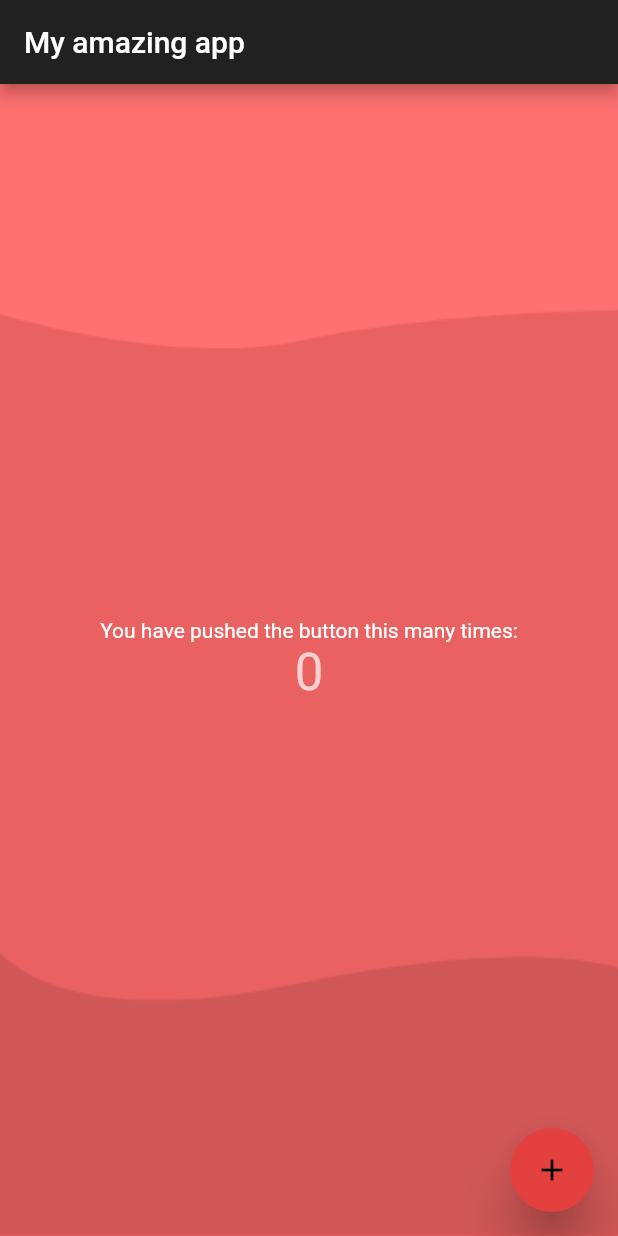
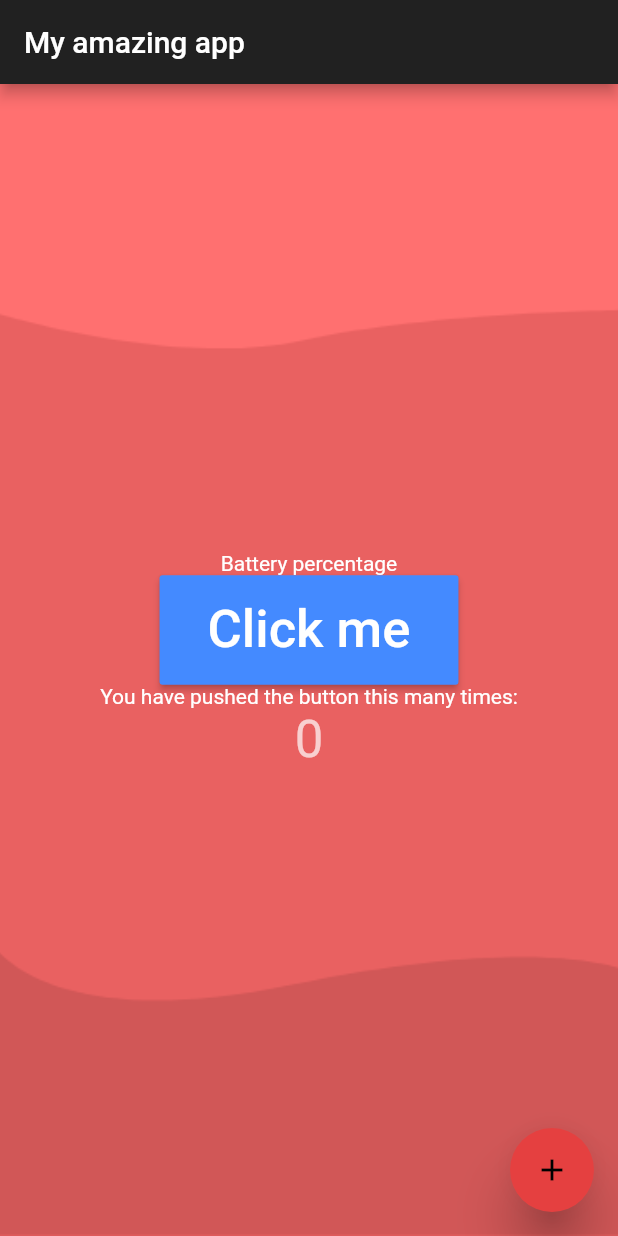
Before and after one commit to LukeyBeachBoy/Flutter-door-control, a Flutter app: the screen it shows after launch, on a phone screen of 412 x 824 dp. Run offline on Flutter 3.47's test engine with Material 2 defaults, Android fonts, the phone set to English and light mode, and no system bars.

Commit message:
Changed ios icon to be square, beginning to create a method channel to call swift code

```diff
--- a/lib/main.dart
+++ b/lib/main.dart
@@ -1,4 +1,6 @@
+import 'dart:async';
 import 'package:flutter/material.dart';
+import 'package:flutter/services.dart';
 
 void main() => runApp(MyApp());
 
@@ -47,7 +49,7 @@ class MyHomePage extends StatefulWidget {
 
 class _MyHomePageState extends State<MyHomePage> {
   int _counter = 0;
-
+  String _batteryPercentage = 'Battery percentage';
   void _incrementCounter() {
     setState(() {
       // This call to setState tells the Flutter framework that something has
@@ -87,6 +89,18 @@ class _MyHomePageState extends State<MyHomePage> {
             child: Column(
               mainAxisAlignment: MainAxisAlignment.center,
               children: <Widget>[
+                Text(_batteryPercentage),
+                MaterialButton(
+                  onPressed: _getBatteryInformation,
+                  color: Colors.blueAccent,
+                  child: Padding(
+                    padding: const EdgeInsets.all(16),
+                    child: Text(
+                      'Click me',
+                      style: TextStyle(color: Colors.white, fontSize: 35),
+                    ),
+                  ),
+                ),
                 Text(
                   'You have pushed the button this many times:',
                 ),
@@ -108,4 +122,19 @@ class _MyHomePageState extends State<MyHomePage> {
       ), // This trailing comma makes auto-formatting nicer for build methods.
     );
   }
+
+  static const batteryChannel = const MethodChannel('battery');
+  Future<void> _getBatteryInformation() async {
+    String batteryPercentage;
+    try {
+      var res = await batteryChannel.invokeMethod('getBatteryLevel');
+      batteryPercentage = 'Battery level at $res%';
+    } on PlatformException catch (e) {
+      batteryPercentage = "Failed to get battery level: '${e.message}'.";
+    }
+
+    setState(() {
+      _batteryPercentage = batteryPercentage;
+    });
+  }
 }
--- a/pubspec.yaml
+++ b/pubspec.yaml
@@ -30,11 +30,11 @@ dev_dependencies:
   flutter_test:
     sdk: flutter
 flutter_icons:
-  image_path: 'assets/images/icon.png'
-  # image_path_android: 'assets/images/icon-710x599-android.png'
-  # image_path_ios: 'assets/images/icon-710x599-ios.png'
   android: true
   ios: true
+  # image_path: 'assets/images/icon.png'
+  image_path_ios: 'assets/images/icon_ios.png'
+  image_path_android: 'assets/images/icon.png'
   # adaptive_icon_background: 'assets/images/christmas-background.png' # only available for Android 8.0 devices and above
   # adaptive_icon_foreground: 'assets/images/icon-foreground-432x432.png' # only available for Android 8.0 devices and above
 
```
Also changed, not shown: assets/images/icon_ios.png (added), 22 other files.
